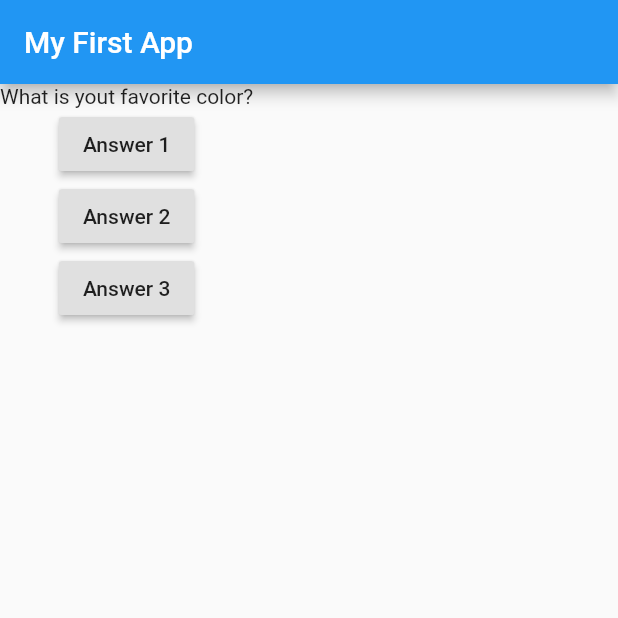
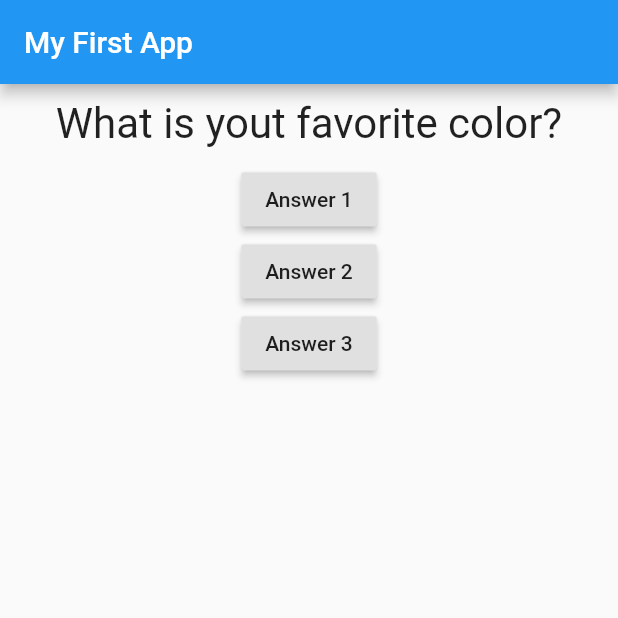
Before and after one commit to inhobaek-wj/flutter_quiz_app, a Flutter app: the screen it shows after launch, on a phone screen of 412 x 824 dp, the top half of it. Run offline on Flutter 3.47's test engine with Material 2 defaults, Android fonts, the phone set to English and light mode, and no system bars.

Commit message:
add some style to Question

```diff
--- a/lib/question.dart
+++ b/lib/question.dart
@@ -1,3 +1,5 @@
+import 'dart:ui';
+
 import 'package:flutter/material.dart';
 
 class Question extends StatelessWidget {
@@ -9,7 +11,15 @@ class Question extends StatelessWidget {
   @override
   Widget build(BuildContext context) {
 
-    return Text(q);
+    return Container(
+      width: double.infinity,
+      margin: EdgeInsets.all(10),
+      child: Text(
+        q,
+        style: TextStyle(fontSize: 28),
+        textAlign: TextAlign.center
+      ),
+    );
   }
 
 }
```
